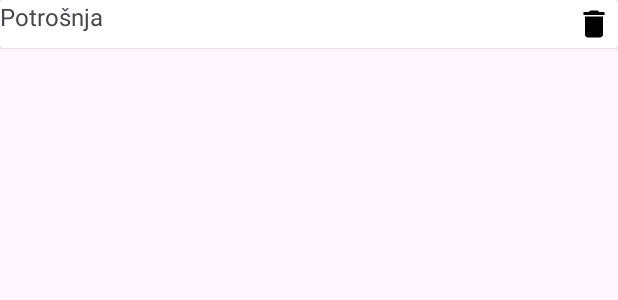
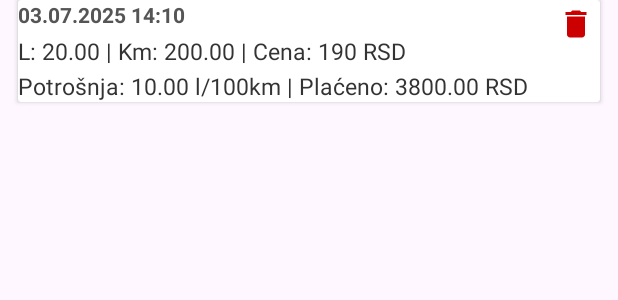
Before and after one commit to milosursulovic/potrosnja-goriva, an Android app: the layout item_fuel_entry.xml on its own in the app's theme, with its tools: preview values and no code run, on a phone screen of 412 x 824 dp. Shown: the top 300 px of the screen. Run offline under Robolectric (Android 15) with nearby library versions, the phone set to English and light mode, and no system bars.

Commit message:
Make item in adapter more prettier

```diff
--- a/app/src/main/java/com/example/potronjagoriva/FuelAdapter.kt
+++ b/app/src/main/java/com/example/potronjagoriva/FuelAdapter.kt
@@ -12,7 +12,9 @@ class FuelAdapter(
     private val onDeleteClick: (FuelEntry) -> Unit
 ) : RecyclerView.Adapter<FuelAdapter.FuelViewHolder>() {
     class FuelViewHolder(view: View) : RecyclerView.ViewHolder(view) {
+        val dateText: TextView = view.findViewById(R.id.date_text)
         val infoText: TextView = view.findViewById(R.id.info_text)
+        val extraText: TextView = view.findViewById(R.id.extra_text)
         val deleteBtn: ImageButton = view.findViewById(R.id.delete_btn)
     }
 
@@ -33,19 +35,16 @@ class FuelAdapter(
         val dateStr = sdf.format(java.util.Date(entry.timestamp))
         val cost = entry.liters * entry.fuelPrice
 
-        holder.infoText.text = String.format(
-            "%s\nL: %.2f | Km: %.2f | Cena: %d RSD | Potrošnja: %.2f l/100km | Plaćeno: %.2f RSD",
-            dateStr,
-            entry.liters,
-            entry.kilometers,
-            entry.fuelPrice,
-            entry.consumption,
-            cost
+        holder.dateText.text = dateStr
+        holder.infoText.text = "L: %.2f | Km: %.2f | Cena: %d RSD".format(
+            entry.liters, entry.kilometers, entry.fuelPrice
+        )
+        holder.extraText.text = "Potrošnja: %.2f l/100km | Plaćeno: %.2f RSD".format(
+            entry.consumption, cost
         )
 
         holder.deleteBtn.setOnClickListener {
             onDeleteClick(entry)
         }
     }
-
 }
--- a/app/src/main/res/layout/item_fuel_entry.xml
+++ b/app/src/main/res/layout/item_fuel_entry.xml
@@ -1,24 +1,17 @@
 <androidx.cardview.widget.CardView xmlns:android="http://schemas.android.com/apk/res/android"
+    xmlns:app="http://schemas.android.com/apk/res-auto"
     android:layout_width="match_parent"
     android:layout_height="wrap_content"
+    android:layout_marginHorizontal="12dp"
     android:layout_marginBottom="8dp"
+    android:backgroundTint="@android:color/white"
     android:elevation="4dp"
+    android:foreground="?android:attr/selectableItemBackground"
     android:padding="12dp">
 
     <RelativeLayout
         android:layout_width="match_parent"
         android:layout_height="wrap_content">
-
-        <TextView
-            android:id="@+id/info_text"
-            android:layout_width="wrap_content"
-            android:layout_height="wrap_content"
-            android:layout_alignTop="@+id/delete_btn"
-            android:layout_alignParentStart="true"
-            android:layout_marginEnd="8dp"
-            android:layout_toStartOf="@+id/delete_btn"
-            android:text="Potrošnja"
-            android:textSize="16sp" />
 
         <ImageButton
             android:id="@+id/delete_btn"
@@ -27,6 +20,45 @@
             android:layout_alignParentEnd="true"
             android:background="?attr/selectableItemBackgroundBorderless"
             android:contentDescription="Obriši"
-            android:src="@drawable/baseline_delete_24" />
+            android:src="@drawable/baseline_delete_24"
+            app:tint="@android:color/holo_red_dark" />
+
+        <LinearLayout
+            android:id="@+id/content_layout"
+            android:layout_width="match_parent"
+            android:layout_height="wrap_content"
+            android:layout_alignParentStart="true"
+            android:layout_marginEnd="8dp"
+            android:layout_toStartOf="@id/delete_btn"
+            android:orientation="vertical">
+
+            <TextView
+                android:id="@+id/date_text"
+                android:layout_width="wrap_content"
+                android:layout_height="wrap_content"
+                android:text="03.07.2025 14:10"
+                android:textColor="#555555"
+                android:textSize="14sp"
+                android:textStyle="bold" />
+
+            <TextView
+                android:id="@+id/info_text"
+                android:layout_width="wrap_content"
+                android:layout_height="wrap_content"
+                android:layout_marginTop="4dp"
+                android:text="L: 20.00 | Km: 200.00 | Cena: 190 RSD"
+                android:textColor="#333333"
+                android:textSize="15sp" />
+
+            <TextView
+                android:id="@+id/extra_text"
+                android:layout_width="wrap_content"
+                android:layout_height="wrap_content"
+                android:layout_marginTop="2dp"
+                android:text="Potrošnja: 10.00 l/100km | Plaćeno: 3800.00 RSD"
+                android:textColor="#333333"
+                android:textSize="15sp" />
+
+        </LinearLayout>
     </RelativeLayout>
 </androidx.cardview.widget.CardView>
```
